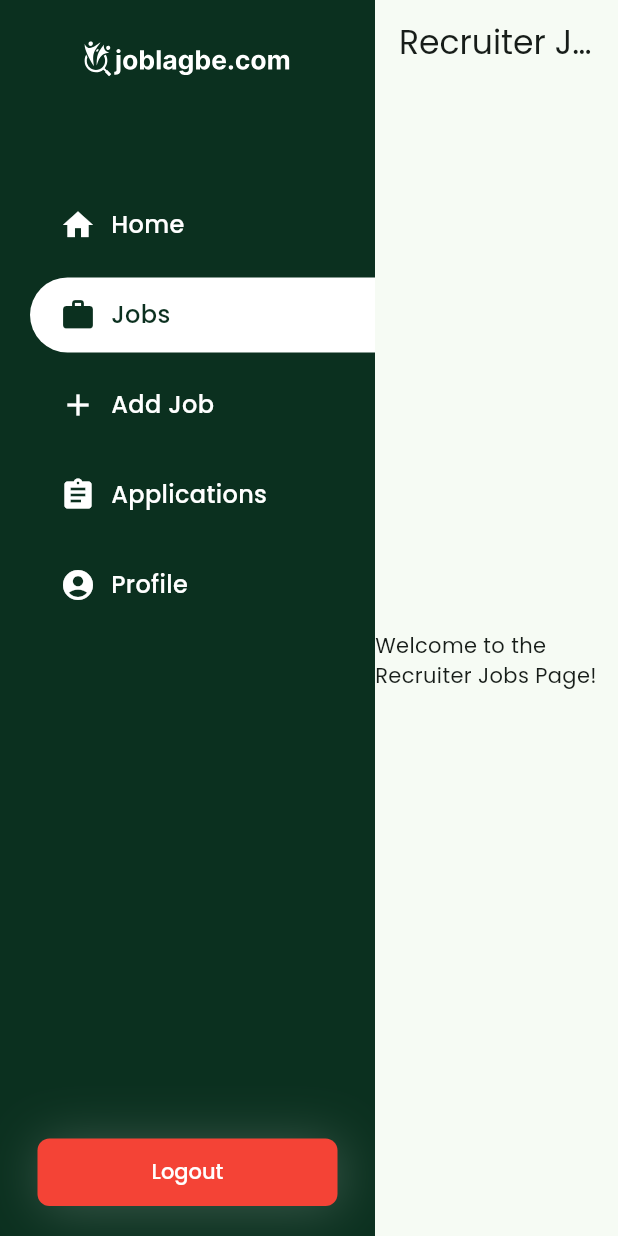
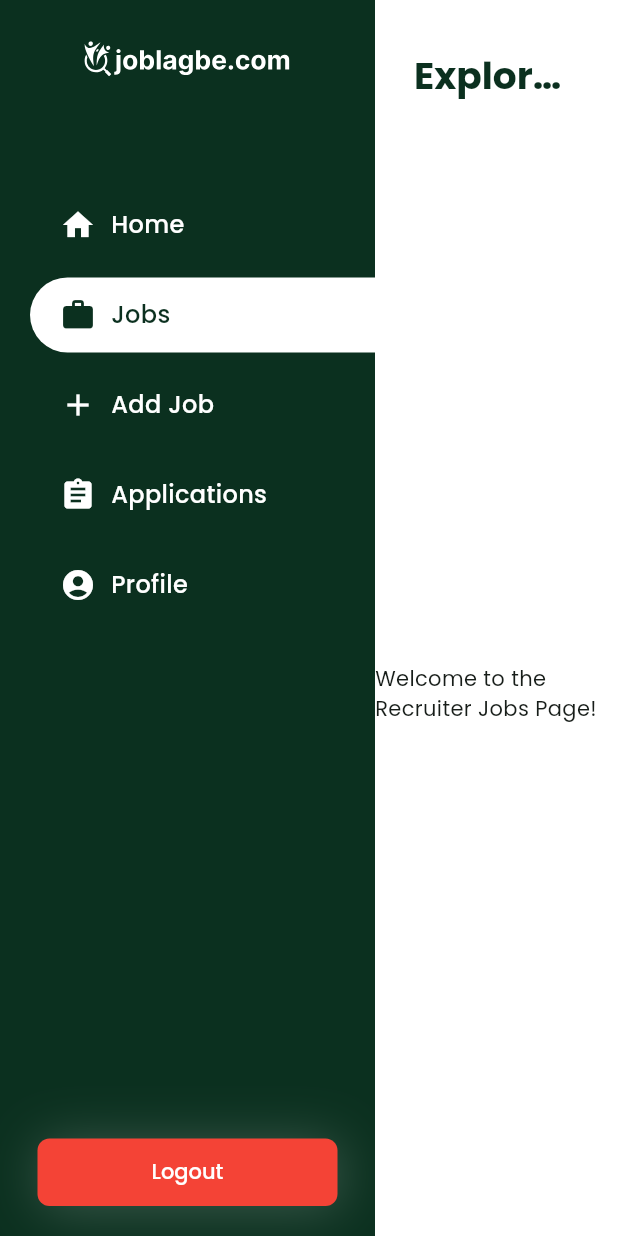
Before and after one commit to kaiumallimon/joblagbe.com, a Flutter app: the RecruiterJobsPage screen opened by its route, on a phone screen of 412 x 824 dp. Run offline on Flutter 3.47's test engine with Material 3 defaults, Android fonts, the phone set to English and light mode, and no system bars; our stand-ins replace cloud_firestore, firebase_auth, firebase_core, firebase_storage, flutter_svg, get and 4 more; missing offline and left inert: dart:html, quill_html_editor, smooth_scroll_multiplatform; accounts and stored records are empty; statements that could not run were skipped; project files that could hold a hidden picture were left out.

Commit message:
add(RecruiterJobsPage): implement job fetching on page load and update app bar title

```diff
--- a/lib/app/modules/dashboard/recruiter/jobs/pages/_recruiter_jobs.dart
+++ b/lib/app/modules/dashboard/recruiter/jobs/pages/_recruiter_jobs.dart
@@ -1,14 +1,24 @@
 import 'package:flutter/material.dart';
+import 'package:get/get.dart';
+import 'package:joblagbe/app/core/theming/colors/_colors.dart';
+import 'package:joblagbe/app/core/widgets/_dashboard_appbar.dart';
+import 'package:joblagbe/app/modules/dashboard/recruiter/jobs/controllers/_recruiter_jobs_controller.dart';
 
 class RecruiterJobsPage extends StatelessWidget {
   const RecruiterJobsPage({super.key});
 
   @override
   Widget build(BuildContext context) {
+    final jobsController = Get.put(RecruiterJobsController());
+
+    // Fetch jobs when the page is built
+    if (jobsController.jobs.value == null) {
+      jobsController.fetchJobs(context);
+    }
+
     return Scaffold(
-      appBar: AppBar(
-        title: const Text('Recruiter Jobs'),
-      ),
+      backgroundColor: AppColors.white,
+      appBar: dashboardAppbar('Explore/Manage Jobs'),
       body: Center(
         child: Text(
           'Welcome to the Recruiter Jobs Page!',
```
